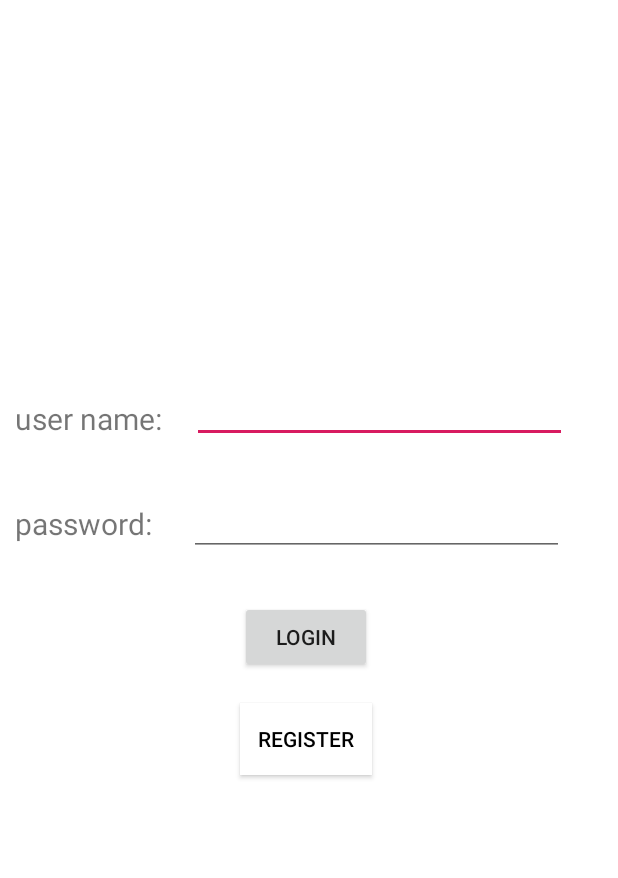
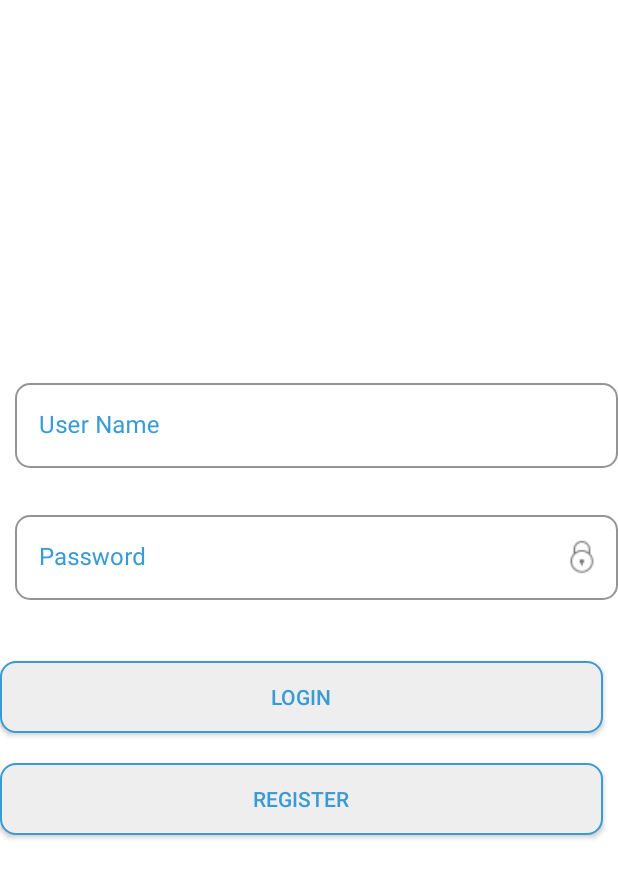
Before and after one commit to nguyenvanphuc0497/E-Reading-Android, an Android app: the ManagerAccountContainerActivity screen opened directly, with no data from a screen before it, on a phone screen of 412 x 824 dp. Shown: the top 878 px of the screen. Run offline under Robolectric (Android 15) with nearby library versions, the phone set to English and light mode, and no system bars; our stand-ins replace RxJava; network calls fail; 2 statements that could not run were skipped.

Commit message:
commit by doan

```diff
--- a/app/src/main/java/com/dtu/capstone2/ereading/ui/MainActivity.java
+++ b/app/src/main/java/com/dtu/capstone2/ereading/ui/MainActivity.java
@@ -41,7 +41,6 @@ public class MainActivity extends AppCompatActivity {
         mViewPagerMain = findViewById(R.id.viewPagerMain);
         mTabLayout = findViewById(R.id.tabLayoutMain);
     }
-
     private void initData() {
         mListFragment = new ArrayList<>();
         mListFragment.add(new MainPage(new NewsFragment(), "News"));
--- a/app/src/main/java/com/dtu/capstone2/ereading/ui/account/ManagerAccountContainerActivity.java
+++ b/app/src/main/java/com/dtu/capstone2/ereading/ui/account/ManagerAccountContainerActivity.java
@@ -18,6 +18,9 @@ public class ManagerAccountContainerActivity extends AppCompatActivity {
     protected void onCreate(@Nullable Bundle savedInstanceState) {
         super.onCreate(savedInstanceState);
         setContentView(R.layout.activity_manager_account_container);
+        getSupportFragmentManager().beginTransaction()
+                .add(R.id.layoutManagerAccountContainerActivity, new LoginFragment())
+                .addToBackStack(null).commit();
     }
 
     @Override
--- a/app/src/main/java/com/dtu/capstone2/ereading/ui/login/LoginFragment.java
+++ b/app/src/main/java/com/dtu/capstone2/ereading/ui/login/LoginFragment.java
@@ -1,9 +1,16 @@
 package com.dtu.capstone2.ereading.ui.login;
 
-import android.annotation.SuppressLint;
+import android.app.AlertDialog;
+import android.app.ProgressDialog;
+import android.content.Context;
+import android.content.DialogInterface;
+import android.content.Intent;
 import android.os.Bundle;
+import android.os.Handler;
 import android.support.annotation.NonNull;
 import android.support.annotation.Nullable;
+import android.support.v4.app.Fragment;
+import android.support.v7.app.AppCompatActivity;
 import android.view.LayoutInflater;
 import android.view.View;
 import android.view.ViewGroup;
@@ -13,13 +20,13 @@ import android.widget.EditText;
 import com.dtu.capstone2.ereading.R;
 import com.dtu.capstone2.ereading.network.request.AccountLoginRequest;
 import com.dtu.capstone2.ereading.network.request.DataLoginRequest;
+import com.dtu.capstone2.ereading.ui.MainActivity;
+import com.dtu.capstone2.ereading.ui.home.HomeActivity;
 import com.dtu.capstone2.ereading.ui.utils.BaseFragment;
 
 import io.reactivex.android.schedulers.AndroidSchedulers;
 import io.reactivex.functions.Consumer;
 import io.reactivex.schedulers.Schedulers;
-import kotlin.Unit;
-import kotlin.jvm.functions.Function0;
 
 public class LoginFragment extends BaseFragment {
     LoginViewModel loginviewmodel = new LoginViewModel();
@@ -30,27 +37,22 @@ public class LoginFragment extends BaseFragment {
     private EditText edtUsername;
     private EditText edtPassword;
     private Button btnLogin;
-
     @Nullable
     @Override
     public View onCreateView(@NonNull LayoutInflater inflater, @Nullable ViewGroup container, @Nullable Bundle savedInstanceState) {
         super.onCreateView(inflater, container, savedInstanceState);
-        View view = inflater.inflate(R.layout.activity_login, container, false);
-
+        View view= LayoutInflater.from(container.getContext()).inflate(R.layout.fragment_login,container,false);
         edtPassword = view.findViewById(R.id.txtPassword);
         edtUsername = view.findViewById(R.id.txtUsername);
-
         btnLogin = view.findViewById(R.id.btnSignInAccount);
         /*
          * this is function event click button login*/
         btnLogin.setOnClickListener(new View.OnClickListener() {
-            @SuppressLint("CheckResult")
             @Override
             public void onClick(View v) {
-                showLoadingDialog();
                 strUserName = edtUsername.getText().toString();
                 strPassword = edtPassword.getText().toString();
-
+                showLoadingDialog();
                 loginviewmodel.GetDataLoginRequest(new AccountLoginRequest(strUserName, strPassword))
                         .subscribeOn(Schedulers.io())
                         .observeOn(AndroidSchedulers.mainThread())
@@ -60,26 +62,18 @@ public class LoginFragment extends BaseFragment {
                                 strToken = dataLoginRequest.getStringToken();
                                 intIduser = dataLoginRequest.getIntId();
                                 dismissLoadingDialog();
-                                showSuccessDialog();
-                                setCallBakSuccessDialogDismiss(new Function0<Unit>() {
-                                    @Override
-                                    public Unit invoke() {
-                                        getActivity().finish();
-                                        return null;
-                                    }
-                                });
+                                 showSuccessDialog();
                             }
 
                         }, new Consumer<Throwable>() {
                             @Override
                             public void accept(Throwable throwable) throws Exception {
                                 dismissLoadingDialog();
-                                showApiErrorDialog();
+                               showApiErrorDialog();
                             }
                         });
             }
         });
-
         return view;
     }
 }
--- a/app/src/main/res/layout/activity_login.xml
+++ /dev/null
@@ -1,78 +0,0 @@
-<?xml version="1.0" encoding="utf-8"?>
-<android.support.constraint.ConstraintLayout xmlns:android="http://schemas.android.com/apk/res/android"
-    xmlns:app="http://schemas.android.com/apk/res-auto"
-    xmlns:tools="http://schemas.android.com/tools"
-    android:layout_width="match_parent"
-    android:layout_height="match_parent"
-    android:background="#fff"
-    tools:context=".ui.login.LoginFragment">
-
-    <TextView
-        android:id="@+id/tvusername"
-        android:layout_width="wrap_content"
-        android:layout_height="wrap_content"
-        android:layout_marginStart="10dp"
-        android:layout_marginLeft="10dp"
-        android:layout_marginTop="265dp"
-        android:text="user name:"
-        android:textSize="20dp"
-        app:layout_constraintStart_toStartOf="parent"
-        app:layout_constraintTop_toTopOf="parent" />
-
-    <TextView
-        android:id="@+id/tvpassword"
-        android:layout_width="wrap_content"
-        android:layout_height="wrap_content"
-        android:layout_marginStart="10dp"
-        android:layout_marginLeft="10dp"
-        android:layout_marginTop="70dp"
-        android:text="password: "
-        android:textSize="20dp"
-        app:layout_constraintStart_toStartOf="parent"
-        app:layout_constraintTop_toTopOf="@id/tvusername" />
-
-    <EditText
-        android:id="@+id/txtUsername"
-        android:layout_width="250dp"
-        android:layout_height="wrap_content"
-        android:layout_marginStart="20dp"
-        android:layout_marginLeft="20dp"
-        android:layout_marginTop="250dp"
-        app:layout_constraintStart_toEndOf="@id/tvusername"
-        app:layout_constraintTop_toTopOf="parent" />
-
-    <EditText
-        android:id="@+id/txtPassword"
-        android:layout_width="250dp"
-        android:layout_height="wrap_content"
-        android:layout_marginStart="20dp"
-        android:layout_marginLeft="20dp"
-        android:layout_marginTop="30dp"
-        android:inputType="textPassword"
-        app:layout_constraintStart_toEndOf="@id/tvpassword"
-        app:layout_constraintTop_toBottomOf="@id/txtUsername" />
-
-    <Button
-        android:id="@+id/btnSignInAccount"
-        android:layout_width="wrap_content"
-        android:layout_height="wrap_content"
-        android:layout_marginStart="160dp"
-        android:layout_marginLeft="160dp"
-        android:layout_marginTop="30dp"
-        android:text="Login"
-        app:layout_constraintStart_toStartOf="parent"
-        app:layout_constraintTop_toBottomOf="@id/txtPassword" />
-
-    <Button
-        android:id="@+id/btnRegister"
-        android:layout_width="wrap_content"
-        android:layout_height="wrap_content"
-        android:layout_marginStart="160dp"
-        android:layout_marginLeft="160dp"
-        android:layout_marginTop="30px"
-        android:background="#fff"
-        android:text="Register"
-        android:textColor="#000"
-        app:layout_constraintStart_toStartOf="parent"
-        app:layout_constraintTop_toBottomOf="@id/btnSignInAccount" />
-</android.support.constraint.ConstraintLayout>
--- a/app/src/main/res/layout/activity_manager_account_container.xml
+++ b/app/src/main/res/layout/activity_manager_account_container.xml
@@ -1,7 +1,7 @@
 <?xml version="1.0" encoding="utf-8"?>
-<RelativeLayout xmlns:android="http://schemas.android.com/apk/res/android"
+<FrameLayout xmlns:android="http://schemas.android.com/apk/res/android"
     android:id="@+id/layoutManagerAccountContainerActivity"
     android:layout_width="match_parent"
     android:layout_height="match_parent">
 
-</RelativeLayout>
+</FrameLayout>
--- /dev/null
+++ b/app/src/main/res/layout/fragment_login.xml
@@ -0,0 +1,64 @@
+<?xml version="1.0" encoding="utf-8"?>
+<android.support.constraint.ConstraintLayout xmlns:android="http://schemas.android.com/apk/res/android"
+    xmlns:app="http://schemas.android.com/apk/res-auto"
+    xmlns:tools="http://schemas.android.com/tools"
+    android:layout_width="match_parent"
+    android:layout_height="match_parent"
+    android:background="#fff"
+    tools:context=".ui.login.LoginFragment">
+
+    <android.support.design.widget.TextInputLayout
+        android:id="@+id/txtUsername"
+        style="@style/LayoutInputEditTextAccounts"
+        android:layout_marginTop="250dp"
+        app:layout_constraintRight_toRightOf="parent"
+        app:layout_constraintTop_toTopOf="parent">
+
+        <android.support.design.widget.TextInputEditText
+            android:id="@+id/tvLoginUsername"
+            style="@style/InputEditTextAccounts"
+            android:hint="User Name"
+            android:inputType="text" />
+    </android.support.design.widget.TextInputLayout>
+
+    <android.support.design.widget.TextInputLayout
+        android:id="@+id/txtPassword"
+        style="@style/LayoutInputEditTextAccounts"
+        app:layout_constraintRight_toRightOf="parent"
+        app:layout_constraintTop_toBottomOf="@id/txtUsername"
+        app:passwordToggleDrawable="@drawable/icons8_lock_25"
+        app:passwordToggleEnabled="true"
+        android:layout_marginTop="5dp">
+
+        <android.support.design.widget.TextInputEditText
+            android:id="@+id/tvLoginPassword"
+            style="@style/InputEditTextAccounts"
+            android:hint="Password"
+            android:inputType="textPassword" />
+    </android.support.design.widget.TextInputLayout>
+
+    <Button
+        android:id="@+id/btnSignInAccount"
+        android:layout_width="match_parent"
+        android:layout_height="wrap_content"
+        android:layout_marginRight="10dp"
+        android:layout_marginTop="20dp"
+        android:background="@drawable/bg_button_main_app"
+        android:text="Login"
+        android:textColor="@color/colorMainApp"
+        app:layout_constraintTop_toBottomOf="@id/txtPassword"
+        app:layout_constraintRight_toRightOf="parent" />
+
+    <Button
+        android:id="@+id/btnRegister"
+        android:layout_width="match_parent"
+        android:layout_height="wrap_content"
+        android:layout_marginRight="10dp"
+        android:layout_marginTop="20dp"
+        android:background="@drawable/bg_button_main_app"
+        android:text="Register"
+        android:textColor="@color/colorMainApp"
+        app:layout_constraintTop_toBottomOf="@id/btnSignInAccount"
+        app:layout_constraintRight_toRightOf="parent" />
+
+</android.support.constraint.ConstraintLayout>
```
Also changed, not shown: app/src/main/java/com/dtu/capstone2/ereading/ui/home/HomeActivity.java (+0 -11 lines).
